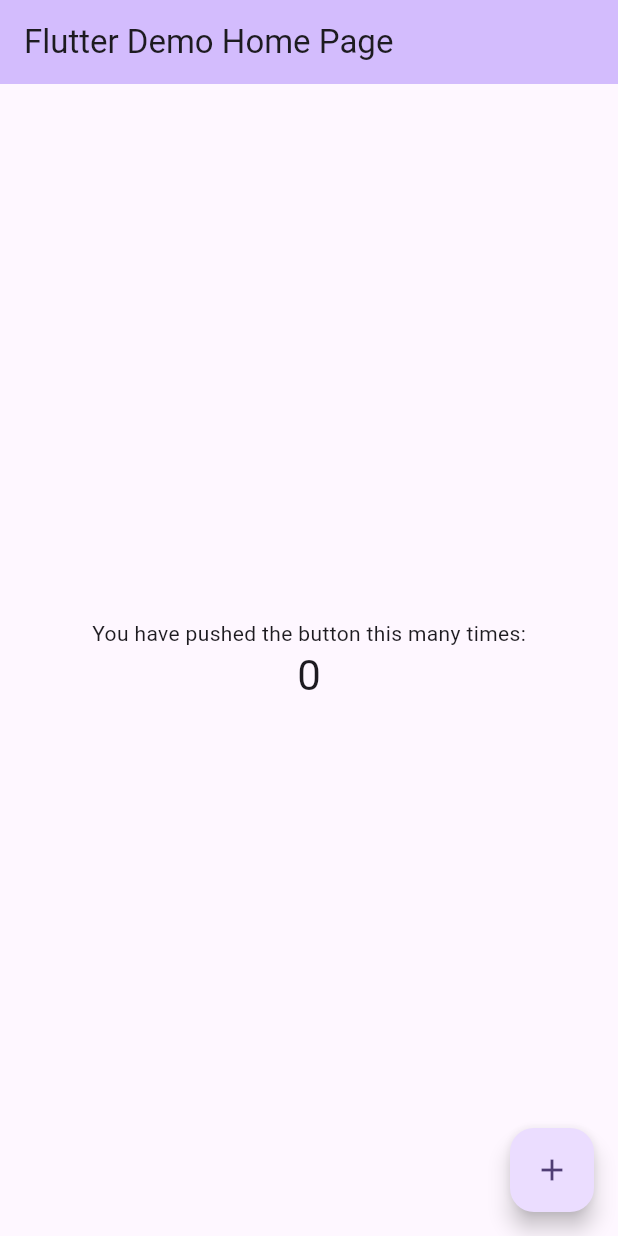
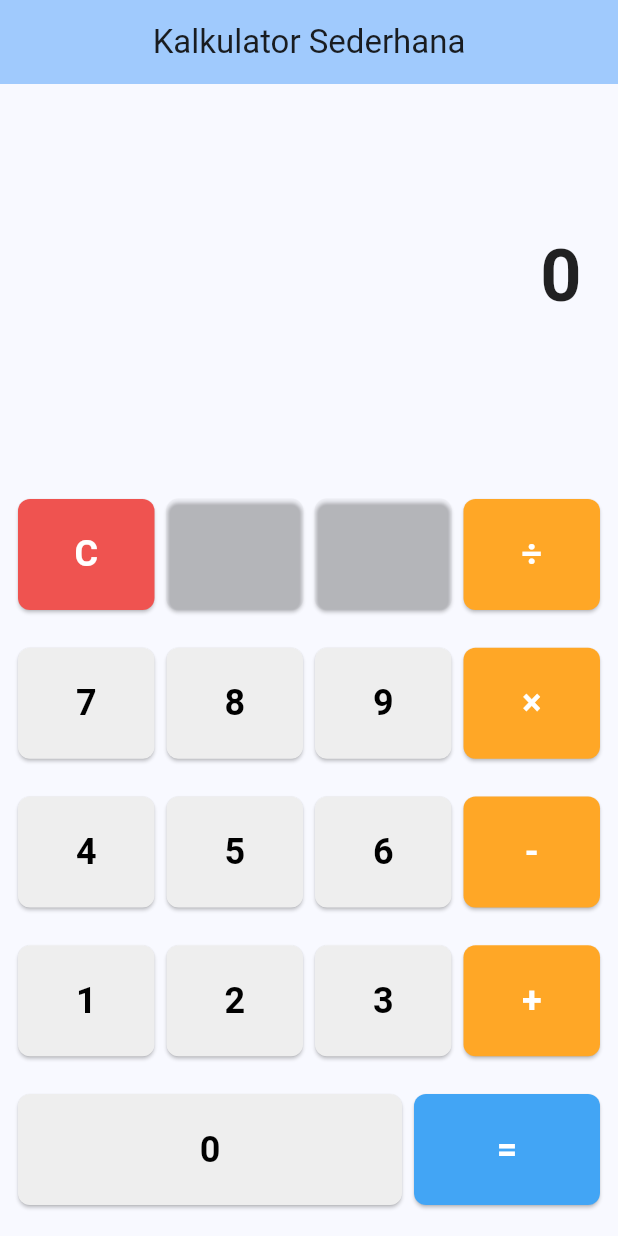
Before and after one commit to Hanzamas/Kalkulator-Flutter, a Flutter app: the screen it shows after launch, on a phone screen of 412 x 824 dp. Run offline on Flutter 3.47's test engine with Material 3 defaults, Android fonts, the phone set to English and light mode, and no system bars.

Commit message:
first commit

```diff
--- a/lib/main.dart
+++ b/lib/main.dart
@@ -1,122 +1,261 @@
 import 'package:flutter/material.dart';
 
 void main() {
-  runApp(const MyApp());
+  runApp(const KalkulatorApp());
 }
 
-class MyApp extends StatelessWidget {
-  const MyApp({super.key});
+class KalkulatorApp extends StatelessWidget {
+  const KalkulatorApp({super.key});
 
-  // This widget is the root of your application.
   @override
   Widget build(BuildContext context) {
     return MaterialApp(
-      title: 'Flutter Demo',
+      title: 'Kalkulator Sederhana',
       theme: ThemeData(
-        // This is the theme of your application.
-        //
-        // TRY THIS: Try running your application with "flutter run". You'll see
-        // the application has a purple toolbar. Then, without quitting the app,
-        // try changing the seedColor in the colorScheme below to Colors.green
-        // and then invoke "hot reload" (save your changes or press the "hot
-        // reload" button in a Flutter-supported IDE, or press "r" if you used
-        // the command line to start the app).
-        //
-        // Notice that the counter didn't reset back to zero; the application
-        // state is not lost during the reload. To reset the state, use hot
-        // restart instead.
-        //
-        // This works for code too, not just values: Most code changes can be
-        // tested with just a hot reload.
-        colorScheme: ColorScheme.fromSeed(seedColor: Colors.deepPurple),
+        colorScheme: ColorScheme.fromSeed(seedColor: Colors.blue),
+        useMaterial3: true,
       ),
-      home: const MyHomePage(title: 'Flutter Demo Home Page'),
+      home: const KalkulatorHome(),
     );
   }
 }
 
-class MyHomePage extends StatefulWidget {
-  const MyHomePage({super.key, required this.title});
-
-  // This widget is the home page of your application. It is stateful, meaning
-  // that it has a State object (defined below) that contains fields that affect
-  // how it looks.
-
-  // This class is the configuration for the state. It holds the values (in this
-  // case the title) provided by the parent (in this case the App widget) and
-  // used by the build method of the State. Fields in a Widget subclass are
-  // always marked "final".
-
-  final String title;
+class KalkulatorHome extends StatefulWidget {
+  const KalkulatorHome({super.key});
 
   @override
-  State<MyHomePage> createState() => _MyHomePageState();
+  State<KalkulatorHome> createState() => _KalkulatorHomeState();
 }
 
-class _MyHomePageState extends State<MyHomePage> {
-  int _counter = 0;
+class _KalkulatorHomeState extends State<KalkulatorHome> {
+  // Variabel untuk menyimpan state kalkulator
+  String _layar = '0';
+  String _angkaPertama = '';
+  String _operator = '';
+  bool _menggantiLayar = false;
 
-  void _incrementCounter() {
+  // Fungsi untuk menangani input angka
+  void _inputAngka(String angka) {
     setState(() {
-      // This call to setState tells the Flutter framework that something has
-      // changed in this State, which causes it to rerun the build method below
-      // so that the display can reflect the updated values. If we changed
-      // _counter without calling setState(), then the build method would not be
-      // called again, and so nothing would appear to happen.
-      _counter++;
+      if (_menggantiLayar || _layar == '0') {
+        _layar = angka;
+        _menggantiLayar = false;
+      } else {
+        _layar += angka;
+      }
     });
+  }
+
+  // Fungsi untuk menangani input operator
+  void _inputOperator(String op) {
+    setState(() {
+      if (_angkaPertama.isNotEmpty && !_menggantiLayar) {
+        _hitung();
+      }
+      _angkaPertama = _layar;
+      _operator = op;
+      _menggantiLayar = true;
+    });
+  }
+
+  // Fungsi untuk melakukan perhitungan
+  void _hitung() {
+    if (_angkaPertama.isNotEmpty && _operator.isNotEmpty) {
+      double angka1 = double.parse(_angkaPertama);
+      double angka2 = double.parse(_layar);
+      double hasil = 0;
+
+      switch (_operator) {
+        case '+':
+          hasil = angka1 + angka2;
+          break;
+        case '-':
+          hasil = angka1 - angka2;
+          break;
+        case '×':
+          hasil = angka1 * angka2;
+          break;
+        case '÷':
+          if (angka2 != 0) {
+            hasil = angka1 / angka2;
+          } else {
+            _layar = 'Error';
+            _clear();
+            return;
+          }
+          break;
+      }
+
+      setState(() {
+        _layar = hasil % 1 == 0 ? hasil.toInt().toString() : hasil.toString();
+        _angkaPertama = '';
+        _operator = '';
+        _menggantiLayar = true;
+      });
+    }
+  }
+
+  // Fungsi untuk reset/clear
+  void _clear() {
+    setState(() {
+      _layar = '0';
+      _angkaPertama = '';
+      _operator = '';
+      _menggantiLayar = false;
+    });
+  }
+
+  // Widget untuk membuat tombol kalkulator
+  Widget _buildTombol(String text, {Color? warna, Color? warnaText}) {
+    return Expanded(
+      child: Container(
+        margin: const EdgeInsets.all(4),
+        child: ElevatedButton(
+          onPressed: () {
+            if (text == 'C') {
+              _clear();
+            } else if (text == '=') {
+              _hitung();
+            } else if (['+', '-', '×', '÷'].contains(text)) {
+              _inputOperator(text);
+            } else {
+              _inputAngka(text);
+            }
+          },
+          style: ElevatedButton.styleFrom(
+            backgroundColor: warna ?? Colors.grey[200],
+            foregroundColor: warnaText ?? Colors.black,
+            padding: const EdgeInsets.all(20),
+            shape: RoundedRectangleBorder(
+              borderRadius: BorderRadius.circular(8),
+            ),
+          ),
+          child: Text(
+            text,
+            style: const TextStyle(fontSize: 24, fontWeight: FontWeight.bold),
+          ),
+        ),
+      ),
+    );
   }
 
   @override
   Widget build(BuildContext context) {
-    // This method is rerun every time setState is called, for instance as done
-    // by the _incrementCounter method above.
-    //
-    // The Flutter framework has been optimized to make rerunning build methods
-    // fast, so that you can just rebuild anything that needs updating rather
-    // than having to individually change instances of widgets.
     return Scaffold(
       appBar: AppBar(
-        // TRY THIS: Try changing the color here to a specific color (to
-        // Colors.amber, perhaps?) and trigger a hot reload to see the AppBar
-        // change color while the other colors stay the same.
+        title: const Text('Kalkulator Sederhana'),
         backgroundColor: Theme.of(context).colorScheme.inversePrimary,
-        // Here we take the value from the MyHomePage object that was created by
-        // the App.build method, and use it to set our appbar title.
-        title: Text(widget.title),
+        centerTitle: true,
       ),
-      body: Center(
-        // Center is a layout widget. It takes a single child and positions it
-        // in the middle of the parent.
-        child: Column(
-          // Column is also a layout widget. It takes a list of children and
-          // arranges them vertically. By default, it sizes itself to fit its
-          // children horizontally, and tries to be as tall as its parent.
-          //
-          // Column has various properties to control how it sizes itself and
-          // how it positions its children. Here we use mainAxisAlignment to
-          // center the children vertically; the main axis here is the vertical
-          // axis because Columns are vertical (the cross axis would be
-          // horizontal).
-          //
-          // TRY THIS: Invoke "debug painting" (choose the "Toggle Debug Paint"
-          // action in the IDE, or press "p" in the console), to see the
-          // wireframe for each widget.
-          mainAxisAlignment: MainAxisAlignment.center,
-          children: <Widget>[
-            const Text('You have pushed the button this many times:'),
-            Text(
-              '$_counter',
-              style: Theme.of(context).textTheme.headlineMedium,
+      body: Column(
+        children: [
+          // Layar tampilan hasil
+          Expanded(
+            child: Container(
+              alignment: Alignment.centerRight,
+              padding: const EdgeInsets.symmetric(horizontal: 24, vertical: 12),
+              child: Text(
+                _layar,
+                style: const TextStyle(
+                  fontSize: 48,
+                  fontWeight: FontWeight.bold,
+                  color: Colors.black87,
+                ),
+                textAlign: TextAlign.right,
+              ),
             ),
-          ],
-        ),
+          ),
+
+          // Tombol-tombol kalkulator
+          Expanded(
+            flex: 2,
+            child: Container(
+              padding: const EdgeInsets.all(8),
+              child: Column(
+                children: [
+                  // Baris 1: Clear
+                  Expanded(
+                    child: Row(
+                      children: [
+                        _buildTombol('C', warna: Colors.red[400], warnaText: Colors.white),
+                        _buildTombol('', warna: Colors.transparent),
+                        _buildTombol('', warna: Colors.transparent),
+                        _buildTombol('÷', warna: Colors.orange[400], warnaText: Colors.white),
+                      ],
+                    ),
+                  ),
+
+                  // Baris 2: 7, 8, 9, ×
+                  Expanded(
+                    child: Row(
+                      children: [
+                        _buildTombol('7'),
+                        _buildTombol('8'),
+                        _buildTombol('9'),
+                        _buildTombol('×', warna: Colors.orange[400], warnaText: Colors.white),
+                      ],
+                    ),
+                  ),
+
+                  // Baris 3: 4, 5, 6, -
+                  Expanded(
+                    child: Row(
+                      children: [
+                        _buildTombol('4'),
+                        _buildTombol('5'),
+                        _buildTombol('6'),
+                        _buildTombol('-', warna: Colors.orange[400], warnaText: Colors.white),
+                      ],
+                    ),
+                  ),
+
+                  // Baris 4: 1, 2, 3, +
+                  Expanded(
+                    child: Row(
+                      children: [
+                        _buildTombol('1'),
+                        _buildTombol('2'),
+                        _buildTombol('3'),
+                        _buildTombol('+', warna: Colors.orange[400], warnaText: Colors.white),
+                      ],
+                    ),
+                  ),
+
+                  // Baris 5: 0, =
+                  Expanded(
+                    child: Row(
+                      children: [
+                        Expanded(
+                          flex: 2,
+                          child: Container(
+                            margin: const EdgeInsets.all(4),
+                            child: ElevatedButton(
+                              onPressed: () => _inputAngka('0'),
+                              style: ElevatedButton.styleFrom(
+                                backgroundColor: Colors.grey[200],
+                                foregroundColor: Colors.black,
+                                padding: const EdgeInsets.all(20),
+                                shape: RoundedRectangleBorder(
+                                  borderRadius: BorderRadius.circular(8),
+                                ),
+                              ),
+                              child: const Text(
+                                '0',
+                                style: TextStyle(fontSize: 24, fontWeight: FontWeight.bold),
+                              ),
+                            ),
+                          ),
+                        ),
+                        _buildTombol('=', warna: Colors.blue[400], warnaText: Colors.white),
+                      ],
+                    ),
+                  ),
+                ],
+              ),
+            ),
+          ),
+        ],
       ),
-      floatingActionButton: FloatingActionButton(
-        onPressed: _incrementCounter,
-        tooltip: 'Increment',
-        child: const Icon(Icons.add),
-      ), // This trailing comma makes auto-formatting nicer for build methods.
     );
   }
 }
```
